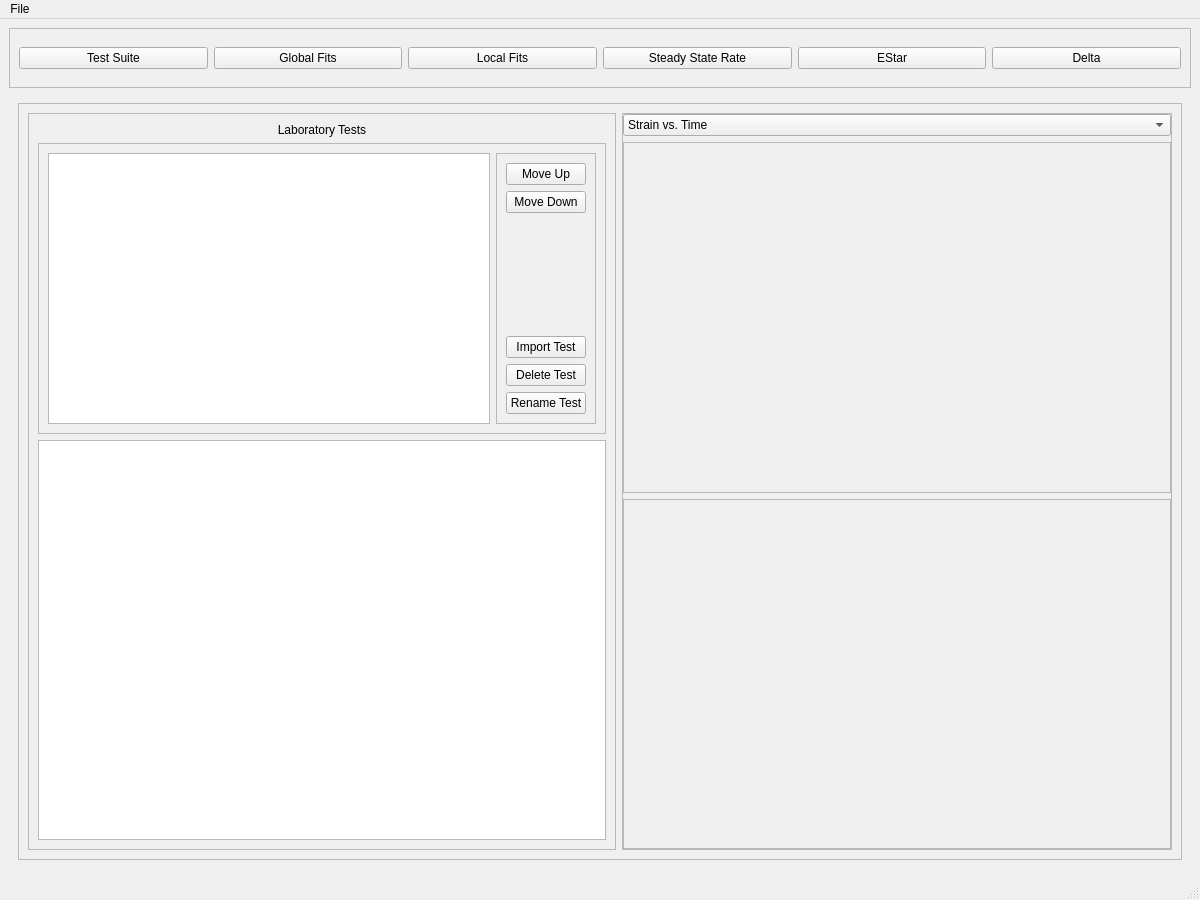
This is src/frontend/designer/ui_main.ui in sd-brady/creeper as Qt 5 draws it before an edit. The edited form follows.
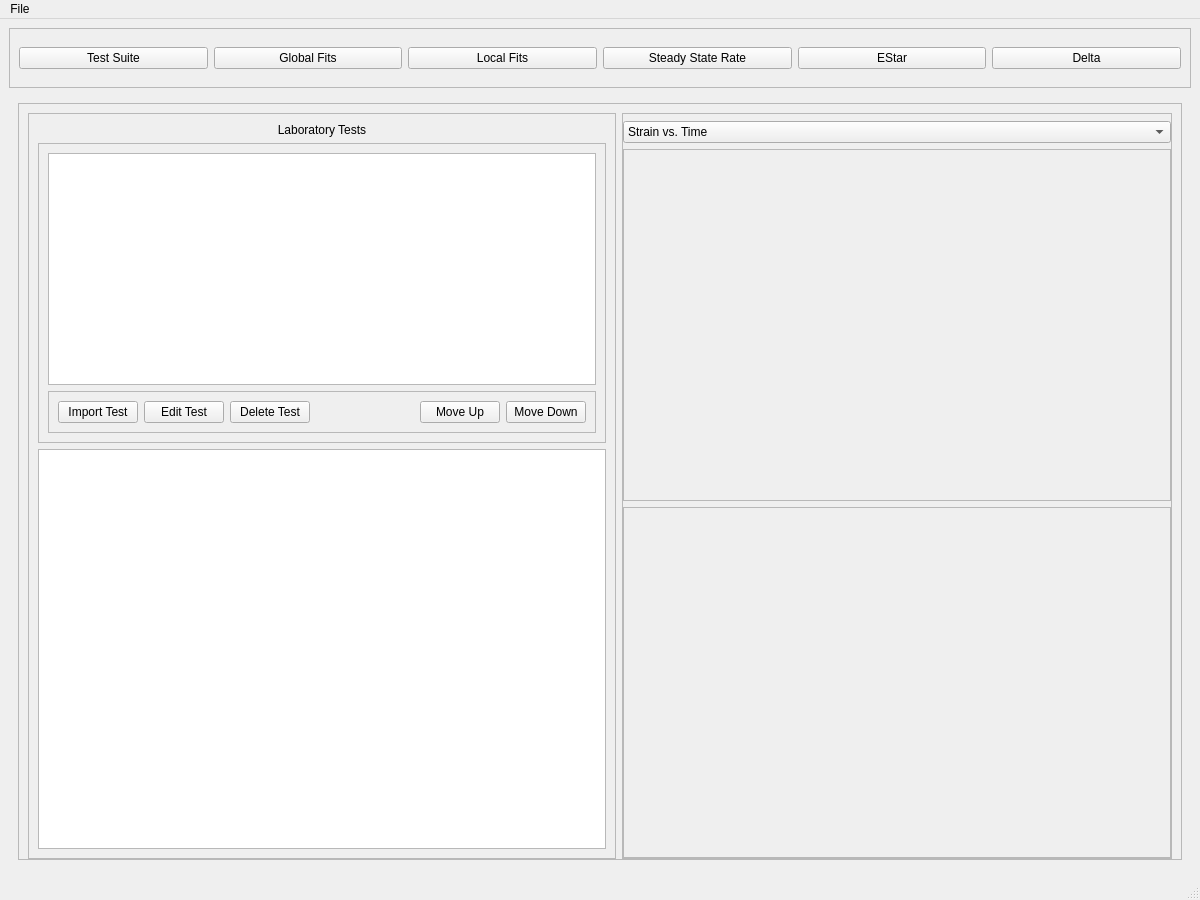
This is the edited form.

Commit message: Fixed the layout on the "Test Suite" tab.

The edit to the form file:
```diff
--- a/src/frontend/designer/ui_main.ui
+++ b/src/frontend/designer/ui_main.ui
@@ -109,6 +109,9 @@
            <enum>QFrame::Raised</enum>
           </property>
           <layout class="QHBoxLayout" name="horizontalLayout_10">
+           <property name="bottomMargin">
+            <number>0</number>
+           </property>
            <item>
             <widget class="QFrame" name="frame_12">
              <property name="minimumSize">
@@ -142,7 +145,7 @@
                 <property name="frameShadow">
                  <enum>QFrame::Raised</enum>
                 </property>
-                <layout class="QHBoxLayout" name="horizontalLayout_11">
+                <layout class="QVBoxLayout" name="verticalLayout_5">
                  <item>
                   <widget class="QListWidget" name="list_ts_testlist">
                    <property name="minimumSize">
@@ -172,52 +175,52 @@
                    <property name="frameShadow">
                     <enum>QFrame::Raised</enum>
                    </property>
-                   <layout class="QVBoxLayout" name="verticalLayout_11">
+                   <layout class="QHBoxLayout" name="horizontalLayout_12">
                     <item>
-                     <widget class="QPushButton" name="pushButton_6">
+                     <widget class="QPushButton" name="button_importtest">
                       <property name="text">
-                       <string>Move Up</string>
+                       <string>Import Test</string>
                       </property>
                      </widget>
                     </item>
                     <item>
-                     <widget class="QPushButton" name="pushButton_5">
+                     <widget class="QPushButton" name="button_edit_test">
                       <property name="text">
-                       <string>Move Down</string>
+                       <string>Edit Test</string>
                       </property>
                      </widget>
                     </item>
                     <item>
-                     <spacer name="verticalSpacer_3">
+                     <widget class="QPushButton" name="button_delete_test">
+                      <property name="text">
+                       <string>Delete Test</string>
+                      </property>
+                     </widget>
+                    </item>
+                    <item>
+                     <spacer name="horizontalSpacer">
                       <property name="orientation">
-                       <enum>Qt::Vertical</enum>
+                       <enum>Qt::Horizontal</enum>
                       </property>
                       <property name="sizeHint" stdset="0">
                        <size>
-                        <width>20</width>
-                        <height>40</height>
+                        <width>40</width>
+                        <height>20</height>
                        </size>
                       </property>
                      </spacer>
                     </item>
                     <item>
-                     <widget class="QPushButton" name="button_importtest">
+                     <widget class="QPushButton" name="pushButton_6">
                       <property name="text">
-                       <string>Import Test</string>
+                       <string>Move Up</string>
                       </property>
                      </widget>
                     </item>
                     <item>
-                     <widget class="QPushButton" name="button_delete_test">
+                     <widget class="QPushButton" name="pushButton_5">
                       <property name="text">
-                       <string>Delete Test</string>
-                      </property>
-                     </widget>
-                    </item>
-                    <item>
-                     <widget class="QPushButton" name="pushButton_4">
-                      <property name="text">
-                       <string>Rename Test</string>
+                       <string>Move Down</string>
                       </property>
                      </widget>
                     </item>
@@ -262,7 +265,7 @@
                <number>0</number>
               </property>
               <property name="topMargin">
-               <number>0</number>
+               <number>7</number>
               </property>
               <property name="rightMargin">
                <number>0</number>
```
The commit also changes 3 other files.
